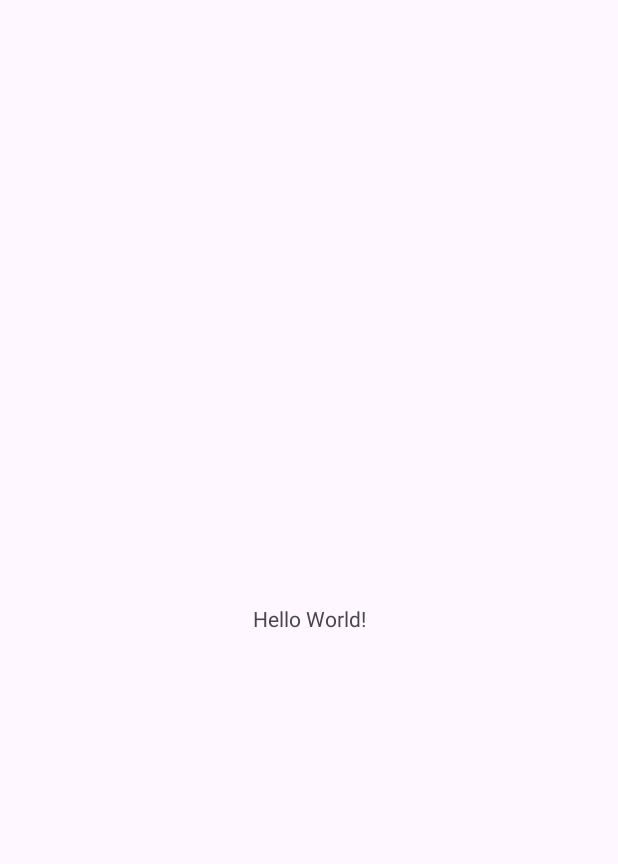
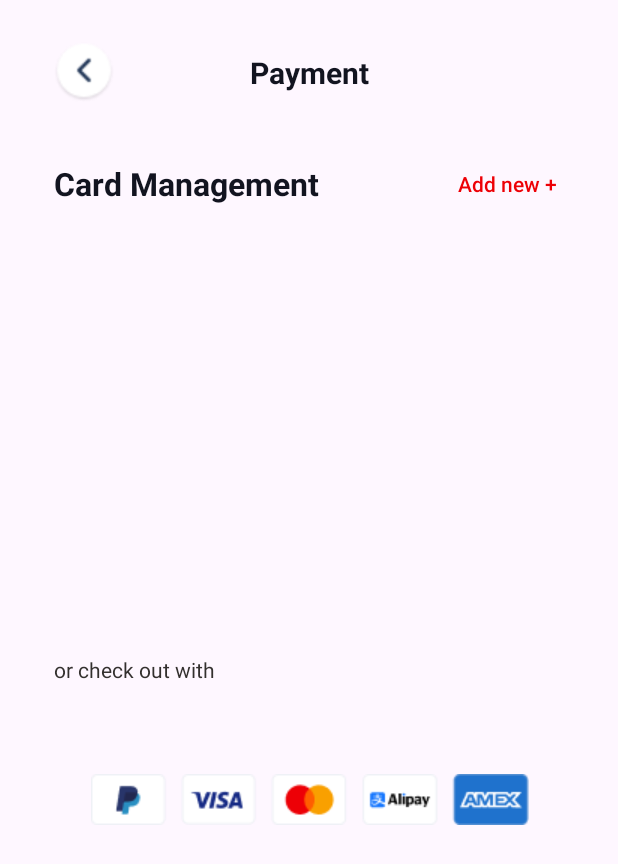
Before and after one commit to Gvichoo/HomeworkTBCIT, an Android app: the screen it shows after launch (MainActivity), on a phone screen of 412 x 824 dp. Before the commit the part shown is almost empty. Shown: the top 864 px of the screen. Run offline under Robolectric (Android 15) with nearby library versions, the phone set to English and light mode, and no system bars.

Commit message:
Not finished

```diff
--- a/app/build.gradle.kts
+++ b/app/build.gradle.kts
@@ -45,6 +45,7 @@ dependencies {
     implementation(libs.material)
     implementation(libs.androidx.activity)
     implementation(libs.androidx.constraintlayout)
+    implementation(libs.androidx.navigation.fragment)
     testImplementation(libs.junit)
     androidTestImplementation(libs.androidx.junit)
     androidTestImplementation(libs.androidx.espresso.core)
--- /dev/null
+++ b/app/src/main/java/com/example/homeworktbc/paymentFragment/PaymentFragment.kt
@@ -0,0 +1,21 @@
+package com.example.homeworktbc.paymentFragment
+
+import android.os.Bundle
+import androidx.fragment.app.Fragment
+import android.view.LayoutInflater
+import android.view.View
+import android.view.ViewGroup
+import com.example.homeworktbc.R
+
+
+class PaymentFragment : Fragment() {
+
+    override fun onCreateView(
+        inflater: LayoutInflater, container: ViewGroup?,
+        savedInstanceState: Bundle?
+    ): View? {
+        // Inflate the layout for this fragment
+        return inflater.inflate(R.layout.fragment_payment, container, false)
+    }
+
+}
--- /dev/null
+++ b/app/src/main/res/drawable/add_card_button.xml
@@ -0,0 +1,5 @@
+<?xml version="1.0" encoding="utf-8"?>
+<shape xmlns:android="http://schemas.android.com/apk/res/android" android:shape="rectangle">
+    <solid android:color="#343434" />
+    <corners android:radius="40dp" />
+</shape>
--- /dev/null
+++ b/app/src/main/res/drawable/edit_text.xml
@@ -0,0 +1,5 @@
+<?xml version="1.0" encoding="utf-8"?>
+<shape xmlns:android="http://schemas.android.com/apk/res/android" android:shape="rectangle">
+    <solid android:color="#FCFCFC" />
+    <corners android:radius="15dp"/>
+</shape>
--- /dev/null
+++ b/app/src/main/res/drawable/no_button.xml
@@ -0,0 +1,6 @@
+<?xml version="1.0" encoding="utf-8"?>
+<shape xmlns:android="http://schemas.android.com/apk/res/android" android:shape="rectangle">
+    <solid android:color="@color/white" />
+    <stroke android:color="@color/black" android:width="2dp"/>
+    <corners android:radius="40dp" />
+</shape>
--- a/app/src/main/res/layout/activity_main.xml
+++ b/app/src/main/res/layout/activity_main.xml
@@ -7,13 +7,18 @@
     android:layout_height="match_parent"
     tools:context=".MainActivity">
 
-    <TextView
-        android:layout_width="wrap_content"
-        android:layout_height="wrap_content"
-        android:text="Hello World!"
+
+    <androidx.fragment.app.FragmentContainerView
+        android:id="@+id/fragmentContainerView"
+        android:name="androidx.navigation.fragment.NavHostFragment"
+        android:layout_width="391dp"
+        android:layout_height="849dp"
+        app:defaultNavHost="true"
         app:layout_constraintBottom_toBottomOf="parent"
         app:layout_constraintEnd_toEndOf="parent"
         app:layout_constraintStart_toStartOf="parent"
-        app:layout_constraintTop_toTopOf="parent" />
+        app:layout_constraintTop_toTopOf="parent"
+        app:navGraph="@navigation/nav_graph" />
+
 
 </androidx.constraintlayout.widget.ConstraintLayout>
--- /dev/null
+++ b/app/src/main/res/layout/fragment_payment.xml
@@ -0,0 +1,90 @@
+<?xml version="1.0" encoding="utf-8"?>
+<androidx.constraintlayout.widget.ConstraintLayout xmlns:android="http://schemas.android.com/apk/res/android"
+    xmlns:tools="http://schemas.android.com/tools"
+    android:layout_width="match_parent"
+    android:layout_height="match_parent"
+    xmlns:app="http://schemas.android.com/apk/res-auto"
+    tools:context=".paymentFragment.PaymentFragment">
+
+    <androidx.appcompat.widget.AppCompatImageButton
+        android:id="@+id/btnBack1"
+        android:layout_width="40dp"
+        android:layout_height="40dp"
+        android:scaleType="centerCrop"
+        android:src="@drawable/back_button"
+        app:layout_constraintStart_toStartOf="parent"
+        app:layout_constraintTop_toTopOf="parent"
+        android:layout_marginStart="25dp"
+        android:layout_marginTop="40dp"
+        android:background="@null"
+        />
+
+    <TextView
+        android:layout_width="wrap_content"
+        android:layout_height="wrap_content"
+        android:text="@string/payment"
+        android:textSize="20sp"
+        app:layout_constraintStart_toStartOf="parent"
+        app:layout_constraintEnd_toEndOf="parent"
+        app:layout_constraintTop_toTopOf="@+id/btnBack1"
+        app:layout_constraintBottom_toBottomOf="@+id/btnBack1"
+        android:textStyle="bold"
+        android:textColor="@color/textColor"
+        />
+
+    <TextView
+        android:id="@+id/tvCardMang"
+        android:layout_width="wrap_content"
+        android:layout_height="wrap_content"
+        android:text="@string/card_management"
+        android:textStyle="bold"
+        android:textSize="21sp"
+        app:layout_constraintStart_toStartOf="@+id/btnBack1"
+        app:layout_constraintTop_toBottomOf="@+id/btnBack1"
+        android:layout_marginTop="40dp"
+        android:textColor="@color/textColor"/>
+
+    <androidx.appcompat.widget.AppCompatButton
+        android:layout_width="wrap_content"
+        android:layout_height="wrap_content"
+        android:text="@string/add_new"
+        android:textAllCaps="false"
+        android:background="@null"
+        android:textColor="@color/red"
+        app:layout_constraintEnd_toEndOf="parent"
+        app:layout_constraintTop_toTopOf="@+id/tvCardMang"
+        app:layout_constraintBottom_toBottomOf="@+id/tvCardMang"
+        android:layout_marginEnd="20dp"/>
+
+    <androidx.viewpager2.widget.ViewPager2
+        android:id="@+id/viewPager"
+        android:layout_width="match_parent"
+        android:layout_height="200dp"
+        app:layout_constraintTop_toBottomOf="@+id/tvCardMang"
+        app:layout_constraintStart_toStartOf="parent"
+        app:layout_constraintEnd_toEndOf="parent"
+        android:layout_marginTop="50dp"/>
+
+    <TextView
+        android:id="@+id/tvText"
+        android:layout_width="wrap_content"
+        android:layout_height="wrap_content"
+        android:text="@string/or_check_out_with"
+        app:layout_constraintStart_toStartOf="@id/tvCardMang"
+        app:layout_constraintTop_toBottomOf="@+id/viewPager"
+        android:layout_marginTop="50dp"
+        android:textColor="#33302E"/>
+
+
+    <ImageView
+        android:layout_width="wrap_content"
+        android:layout_height="wrap_content"
+        android:src="@drawable/payments"
+        app:layout_constraintStart_toStartOf="parent"
+        app:layout_constraintEnd_toEndOf="parent"
+        app:layout_constraintTop_toBottomOf="@id/tvText"
+        android:layout_marginTop="60dp"
+        />
+
+
+</androidx.constraintlayout.widget.ConstraintLayout>
--- /dev/null
+++ b/app/src/main/res/navigation/nav_graph.xml
@@ -0,0 +1,38 @@
+<?xml version="1.0" encoding="utf-8"?>
+<navigation xmlns:android="http://schemas.android.com/apk/res/android"
+    xmlns:app="http://schemas.android.com/apk/res-auto"
+    xmlns:tools="http://schemas.android.com/tools"
+    android:id="@+id/nav_graph"
+    app:startDestination="@id/paymentFragment">
+
+    <fragment
+        android:id="@+id/paymentFragment"
+        android:name="com.example.homeworktbc.paymentFragment.PaymentFragment"
+        android:label="fragment_payment"
+        tools:layout="@layout/fragment_payment" >
+        <action
+            android:id="@+id/action_paymentFragment_to_addCardFragment"
+            app:destination="@id/addCardFragment" />
+        <action
+            android:id="@+id/action_paymentFragment_to_deleteCardFragment"
+            app:destination="@id/deleteCardFragment" />
+    </fragment>
+    <fragment
+        android:id="@+id/addCardFragment"
+        android:name="com.example.homeworktbc.addCardFragment.AddCardFragment"
+        android:label="fragment_add_card"
+        tools:layout="@layout/fragment_add_card" >
+        <action
+            android:id="@+id/action_addCardFragment_to_paymentFragment"
+            app:destination="@id/paymentFragment" />
+    </fragment>
+    <fragment
+        android:id="@+id/deleteCardFragment"
+        android:name="com.example.homeworktbc.deleteCardFragment.DeleteCardFragment"
+        android:label="fragment_delete_card"
+        tools:layout="@layout/fragment_delete_card" >
+        <action
+            android:id="@+id/action_deleteCardFragment_to_paymentFragment"
+            app:destination="@id/paymentFragment" />
+    </fragment>
+</navigation>
--- a/app/src/main/res/values/colors.xml
+++ b/app/src/main/res/values/colors.xml
@@ -2,4 +2,7 @@
 <resources>
     <color name="black">#FF000000</color>
     <color name="white">#FFFFFFFF</color>
+    <color name="red">#ED0006</color>
+    <color name="textColor">#121420</color>
+    <color name="editTextColor">#7A869A99</color>
 </resources>
--- a/app/src/main/res/values/strings.xml
+++ b/app/src/main/res/values/strings.xml
@@ -1,3 +1,16 @@
 <resources>
     <string name="app_name">HomeworkTBC</string>
+    <!-- TODO: Remove or change this placeholder text -->
+    <string name="hello_blank_fragment">Hello blank fragment</string>
+    <string name="payment">Payment</string>
+    <string name="card_management">Card Management</string>
+    <string name="or_check_out_with">or check out with</string>
+    <string name="add_new">Add new +</string>
+    <string name="add_new_card">Add new card</string>
+    <string name="cardholder_name">Cardholder Name</string>
+    <string name="cvv">CVV</string>
+    <string name="expires">Expires</string>
+    <string name="card_number">Card Number</string>
+    <string name="add_card">Add card</string>
+    <string name="yes">Yes</string>
 </resources>
--- a/gradle/libs.versions.toml
+++ b/gradle/libs.versions.toml
@@ -9,6 +9,7 @@ appcompat = "1.7.0"
 material = "1.12.0"
 activity = "1.9.3"
 constraintlayout = "2.2.0"
+navigationFragment = "2.8.5"
 
 [libraries]
 androidx-core-ktx = { group = "androidx.core", name = "core-ktx", version.ref = "coreKtx" }
@@ -19,6 +20,7 @@ androidx-appcompat = { group = "androidx.appcompat", name = "appcompat", version
 material = { group = "com.google.android.material", name = "material", version.ref = "material" }
 androidx-activity = { group = "androidx.activity", name = "activity", version.ref = "activity" }
 androidx-constraintlayout = { group = "androidx.constraintlayout", name = "constraintlayout", version.ref = "constraintlayout" }
+androidx-navigation-fragment = { group = "androidx.navigation", name = "navigation-fragment", version.ref = "navigationFragment" }
 
 [plugins]
 android-application = { id = "com.android.application", version.ref = "agp" }
```
Also changed, not shown: app/src/main/java/com/example/homeworktbc/addCardFragment/AddCardFragment.kt (added, +21 -0 lines), app/src/main/java/com/example/homeworktbc/deleteCardFragment/DeleteCardFragment.kt (added, +20 -0 lines), app/src/main/res/layout/fragment_add_card.xml (added, +160 -0 lines), app/src/main/res/layout/fragment_delete_card.xml (added, +44 -0 lines), app/src/main/res/drawable/back_button.png (added), app/src/main/res/drawable/payments.png (added).
